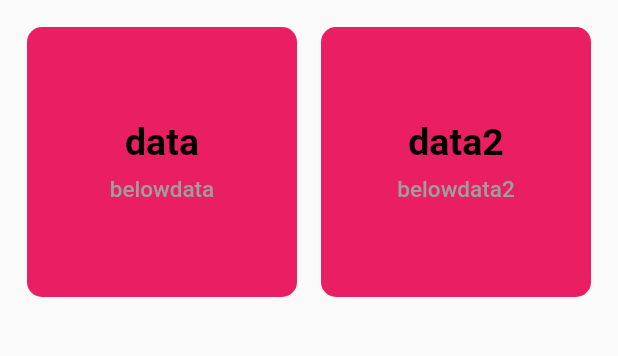
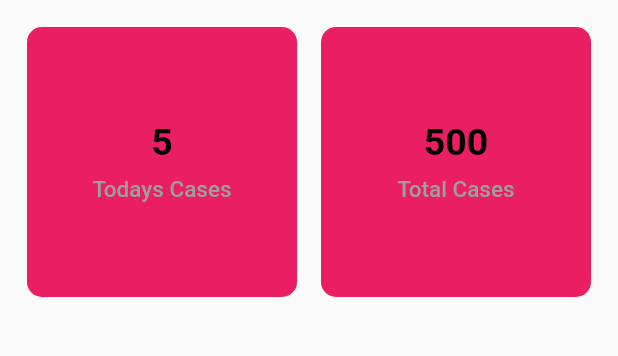
Before and after one commit to HEYKASHIF/virus_tracker, a Flutter app: the screen it shows after launch, on a phone screen of 412 x 824 dp, the part 84-440 px from its top. Run offline on Flutter 3.47's test engine with Material 2 defaults, Android fonts, the phone set to English and light mode, and no system bars.

Commit message:
29-april commit9

```diff
--- a/lib/HomePage.dart
+++ b/lib/HomePage.dart
@@ -20,15 +20,15 @@ class _HomePageState extends State<HomePage> {
           children: [
             Expanded(
               child: MyCard(
-                  data: 'data',
+                  data: '5',
                   textcolor: Colors.black,
-                  belowdata: 'belowdata'),
+                  belowdata: 'Todays Cases'),
             ),
             Expanded(
               child: MyCard(
-                  data: 'data2',
+                  data: '500',
                   textcolor: Colors.black,
-                  belowdata: 'belowdata2'),
+                  belowdata: 'Total Cases'),
             ),
           ],
         ),
```
